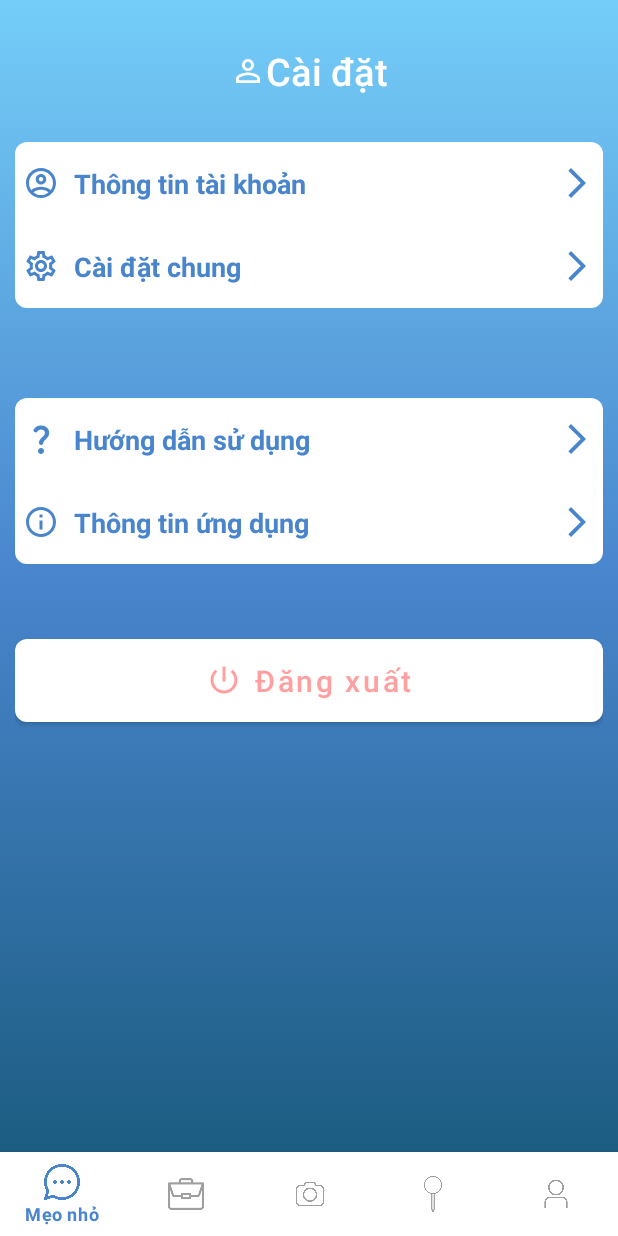
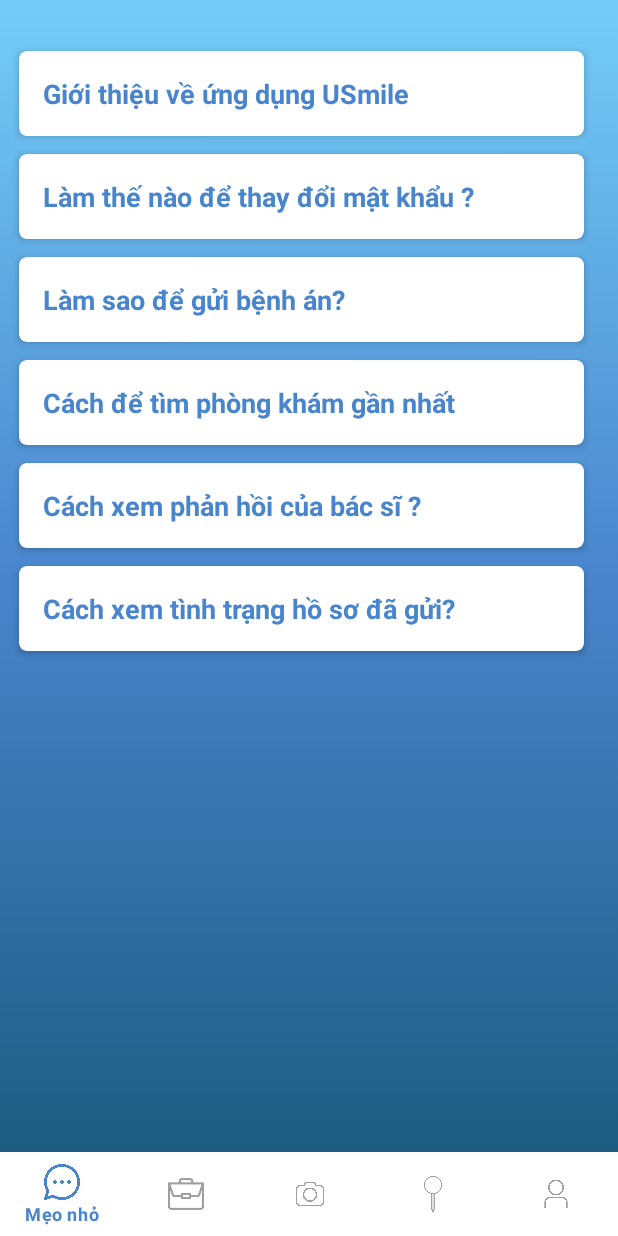
Before and after one commit to NamPham1906/FamilyBonding, an Android app: the screen it shows after launch (MainActivity), after a tap on "Hướng dẫn sử dụng", on a phone screen of 412 x 824 dp. Run offline under Robolectric (Android 15) with nearby library versions, the phone set to English and light mode, and no system bars.

Commit message:
Implements UI for User Instruction in Setting Fragment

```diff
--- a/app/build.gradle
+++ b/app/build.gradle
@@ -37,5 +37,11 @@ dependencies {
     androidTestImplementation 'androidx.test.ext:junit:1.1.3'
     androidTestImplementation 'androidx.test.espresso:espresso-core:3.4.0'
 
+    // implements recycler view
+    implementation 'androidx.recyclerview:recyclerview:1.2.1'
+
+    // implements card view
+    implementation 'androidx.cardview:cardview:1.0.0'
+
 
 }
--- /dev/null
+++ b/app/src/main/java/com/example/usmile/user/adapters/InstructionItemAdapter.java
@@ -0,0 +1,80 @@
+package com.example.usmile.user.adapters;
+
+import android.view.LayoutInflater;
+import android.view.View;
+import android.view.ViewGroup;
+import android.widget.LinearLayout;
+import android.widget.RelativeLayout;
+import android.widget.TextView;
+
+import androidx.annotation.NonNull;
+import androidx.recyclerview.widget.RecyclerView;
+
+import com.example.usmile.R;
+import com.example.usmile.user.models.InstructionItem;
+
+import java.util.List;
+
+public class InstructionItemAdapter extends RecyclerView.Adapter<InstructionItemAdapter.InstructionItemViewHolder> {
+
+    List<InstructionItem> instructionItems;
+
+    public InstructionItemAdapter(List<InstructionItem> instructionItems) {
+        this.instructionItems = instructionItems;
+    }
+
+    @NonNull
+    @Override
+    public InstructionItemAdapter.InstructionItemViewHolder onCreateViewHolder(@NonNull ViewGroup parent, int viewType) {
+        View view = LayoutInflater.from(parent.getContext()).inflate(R.layout.settings_instruction_item_layout, parent, false);
+
+        return new InstructionItemViewHolder(view);
+    }
+
+    @Override
+    public void onBindViewHolder(@NonNull InstructionItemAdapter.InstructionItemViewHolder holder, int position) {
+
+        InstructionItem item = instructionItems.get(position);
+
+        holder.answerTextView.setText(item.getAnswer());
+        holder.questionTextView.setText(item.getQuestion());
+
+        boolean isExpandable = item.isExpandable();
+        holder.expandableLayout.setVisibility(isExpandable ? View.VISIBLE : View.GONE);
+    }
+
+    @Override
+    public int getItemCount() {
+        if (instructionItems == null)
+            return 0;
+        return instructionItems.size();
+    }
+
+    public class InstructionItemViewHolder extends RecyclerView.ViewHolder{
+
+        TextView questionTextView, answerTextView;
+        LinearLayout linearLayout;
+        RelativeLayout expandableLayout;
+
+
+
+        public InstructionItemViewHolder(@NonNull View itemView) {
+            super(itemView);
+
+            questionTextView = (TextView) itemView.findViewById(R.id.questionTextView);
+            answerTextView = (TextView) itemView.findViewById(R.id.answerTextView);
+
+            linearLayout = (LinearLayout) itemView.findViewById(R.id.linearLayout);
+            expandableLayout = (RelativeLayout) itemView.findViewById(R.id.expandableLayout);
+
+            linearLayout.setOnClickListener(new View.OnClickListener() {
+                @Override
+                public void onClick(View view) {
+                    InstructionItem item = instructionItems.get(getAbsoluteAdapterPosition());
+                    item.setExpandable(!item.isExpandable());
+                    notifyItemChanged(getAbsoluteAdapterPosition());
+                }
+            });
+        }
+    }
+}
--- a/app/src/main/java/com/example/usmile/user/fragment/SettingFragment.java
+++ b/app/src/main/java/com/example/usmile/user/fragment/SettingFragment.java
@@ -58,6 +58,8 @@ public class SettingFragment extends Fragment implements View.OnClickListener {
 
         int id = view.getId();
 
+        Fragment nextFragment = null;
+
         switch (id) {
             case R.id.accInfoTextView:
                 showToast("Account Info");
@@ -67,23 +69,31 @@ public class SettingFragment extends Fragment implements View.OnClickListener {
                 break;
             case R.id.instructionTextView:
                 showToast("Instruction");
+                nextFragment = new SettingIntructionsFragment();
                 break;
             case R.id.appInfoTextView:
                 showToast("Application Info");
-                SettingApplicationInfoFragment nextFrag= new SettingApplicationInfoFragment();
-                getActivity().getSupportFragmentManager().beginTransaction()
-                        .replace(R.id.mainFragmentHolder, nextFrag, "findThisFragment")
-                        .addToBackStack(null)
-                        .commit();
+                nextFragment = new SettingApplicationInfoFragment();
+
                 break;
             case R.id.logOutBtn:
                 showToast("Log Out");
                 break;
         }
+
+        if (nextFragment != null)
+            openNewFragment(nextFragment);
     }
 
     private void showToast(String msg) {
         Toast.makeText(getContext(), msg, Toast.LENGTH_SHORT).show();
 
     }
+
+    private void openNewFragment(Fragment nextFragment) {
+        getActivity().getSupportFragmentManager().beginTransaction()
+                .replace(((ViewGroup)getView().getParent()).getId(), nextFragment, "findThisFragment")
+                .addToBackStack(null)
+                .commit();
+    }
 }
--- /dev/null
+++ b/app/src/main/java/com/example/usmile/user/fragment/SettingIntructionsFragment.java
@@ -0,0 +1,66 @@
+package com.example.usmile.user.fragment;
+
+import android.os.Bundle;
+
+import androidx.annotation.NonNull;
+import androidx.annotation.Nullable;
+import androidx.fragment.app.Fragment;
+import androidx.recyclerview.widget.RecyclerView;
+
+import android.view.LayoutInflater;
+import android.view.View;
+import android.view.ViewGroup;
+import android.widget.TextView;
+
+import com.example.usmile.R;
+import com.example.usmile.user.adapters.InstructionItemAdapter;
+import com.example.usmile.user.models.InstructionItem;
+
+import java.util.ArrayList;
+import java.util.List;
+
+
+public class SettingIntructionsFragment extends Fragment {
+
+
+    RecyclerView instructionsRecyclerView;
+    List<InstructionItem> instructionItemList;
+
+    @Override
+    public void onViewCreated(@NonNull View view, @Nullable Bundle savedInstanceState) {
+        super.onViewCreated(view, savedInstanceState);
+
+        instructionsRecyclerView = (RecyclerView) view.findViewById(R.id.instructionItemRecyclerView);
+
+        initData();
+        setRecyclerView();
+
+    }
+
+    private void setRecyclerView() {
+
+        InstructionItemAdapter adapter = new InstructionItemAdapter(instructionItemList);
+        instructionsRecyclerView.setAdapter(adapter);
+        instructionsRecyclerView.setHasFixedSize(true);
+    }
+
+    private void initData() {
+
+        instructionItemList = new ArrayList<>();
+
+        instructionItemList.add(new InstructionItem("Giới thiệu về ứng dụng USmile","Lorem ipsum dolor sit amet, consectetur adipiscing elit, sed do eiusmod tempor incididunt ut labore et dolore magna aliqua"));
+        instructionItemList.add(new InstructionItem("Làm thế nào để thay đổi mật khẩu ?","Lorem ipsum dolor sit amet, consectetur adipiscing elit, sed do eiusmod tempor incididunt ut labore et dolore magna aliqua"));
+        instructionItemList.add(new InstructionItem("Làm sao để gửi bệnh án?","Lorem ipsum dolor sit amet, consectetur adipiscing elit, sed do eiusmod tempor incididunt ut labore et dolore magna aliqua"));
+        instructionItemList.add(new InstructionItem("Cách để tìm phòng khám gần nhất","Lorem ipsum dolor sit amet, consectetur adipiscing elit, sed do eiusmod tempor incididunt ut labore et dolore magna aliqua"));
+        instructionItemList.add(new InstructionItem("Cách xem phản hồi của bác sĩ ?","Lorem ipsum dolor sit amet, consectetur adipiscing elit, sed do eiusmod tempor incididunt ut labore et dolore magna aliqua"));
+        instructionItemList.add(new InstructionItem("Cách xem tình trạng hồ sơ đã gửi?","Lorem ipsum dolor sit amet, consectetur adipiscing elit, sed do eiusmod tempor incididunt ut labore et dolore magna aliqua"));
+
+    }
+
+    @Override
+    public View onCreateView(LayoutInflater inflater, ViewGroup container,
+                             Bundle savedInstanceState) {
+        // Inflate the layout for this fragment
+        return inflater.inflate(R.layout.fragment_setting_intructions, container, false);
+    }
+}
--- /dev/null
+++ b/app/src/main/java/com/example/usmile/user/models/InstructionItem.java
@@ -0,0 +1,46 @@
+package com.example.usmile.user.models;
+
+public class InstructionItem {
+
+    private String question;
+    private String answer;
+    private boolean expandable;
+
+    public InstructionItem(String question, String answer) {
+        this.question = question;
+        this.answer = answer;
+        this.expandable = false;
+    }
+
+    public boolean isExpandable() {
+        return expandable;
+    }
+
+    public void setExpandable(boolean expandable) {
+        this.expandable = expandable;
+    }
+
+    public String getQuestion() {
+        return question;
+    }
+
+    public void setQuestion(String question) {
+        this.question = question;
+    }
+
+    public String getAnswer() {
+        return answer;
+    }
+
+    public void setAnswer(String answer) {
+        this.answer = answer;
+    }
+
+    @Override
+    public String toString() {
+        return "InstructionItem{" +
+                "question='" + question + '\'' +
+                ", answer='" + answer + '\'' +
+                '}';
+    }
+}
--- /dev/null
+++ b/app/src/main/res/layout/fragment_setting_intructions.xml
@@ -0,0 +1,30 @@
+<?xml version="1.0" encoding="utf-8"?>
+<FrameLayout xmlns:android="http://schemas.android.com/apk/res/android"
+    xmlns:tools="http://schemas.android.com/tools"
+    xmlns:app="http://schemas.android.com/apk/res-auto"
+    android:layout_width="match_parent"
+    android:layout_height="match_parent"
+    tools:context=".user.fragment.SettingIntructionsFragment"
+    android:background="@drawable/gradient_background">
+
+    <!-- TODO: Update blank fragment layout -->
+
+    <LinearLayout
+        android:padding="8dp"
+        android:layout_marginTop="20dp"
+        android:layout_marginEnd="10dp"
+        android:orientation="vertical"
+        android:layout_width="match_parent"
+        android:layout_height="match_parent">
+
+        <androidx.recyclerview.widget.RecyclerView
+            android:id="@+id/instructionItemRecyclerView"
+            android:layout_width="match_parent"
+            android:layout_height="wrap_content"
+            app:layoutManager="androidx.recyclerview.widget.LinearLayoutManager">
+
+        </androidx.recyclerview.widget.RecyclerView>
+
+    </LinearLayout>
+
+</FrameLayout>
--- /dev/null
+++ b/app/src/main/res/layout/settings_instruction_item_layout.xml
@@ -0,0 +1,45 @@
+<?xml version="1.0" encoding="utf-8"?>
+<androidx.cardview.widget.CardView xmlns:android="http://schemas.android.com/apk/res/android"
+    android:layout_width="match_parent"
+    android:layout_height="wrap_content"
+    xmlns:app="http://schemas.android.com/apk/res-auto"
+    app:cardCornerRadius="5dp"
+    app:cardElevation="3dp"
+    app:cardUseCompatPadding="true">
+
+    <LinearLayout
+        android:id="@+id/linearLayout"
+        android:orientation="vertical"
+        android:layout_width="match_parent"
+        android:layout_height="wrap_content">
+
+        <TextView
+            android:id="@+id/questionTextView"
+            android:layout_width="match_parent"
+            android:layout_height="wrap_content"
+            android:text="Giới thiệu về ứng dụng Usmile"
+            android:textColor="@color/primary_blue"
+            android:textSize="18sp"
+            android:padding="16dp"
+            android:textStyle="bold"/>
+
+        <RelativeLayout
+            android:id="@+id/expandableLayout"
+            android:layout_width="match_parent"
+            android:layout_height="wrap_content">
+
+            <TextView
+                android:id="@+id/answerTextView"
+                android:layout_width="wrap_content"
+                android:layout_height="wrap_content"
+                android:padding="16dp"
+                android:text="@string/lorem"
+                android:textColor="@color/primary_blue"
+                android:textStyle="normal"
+                android:textSize="18sp"/>
+
+        </RelativeLayout>
+
+    </LinearLayout>
+
+</androidx.cardview.widget.CardView>
--- a/app/src/main/res/values/strings.xml
+++ b/app/src/main/res/values/strings.xml
@@ -16,4 +16,5 @@
     <string name="security">Chính sách về bảo mật</string>
     <string name="privacy">Chính sách về quyền riêng tư</string>
     <string name="terms">Điều khoản sử dụng</string>
+    <string name="lorem">Lorem ipsum dolor sit amet, consectetur adipiscing elit, sed do eiusmod tempor incididunt ut labore et dolore magna aliqua</string>
 </resources>
```
